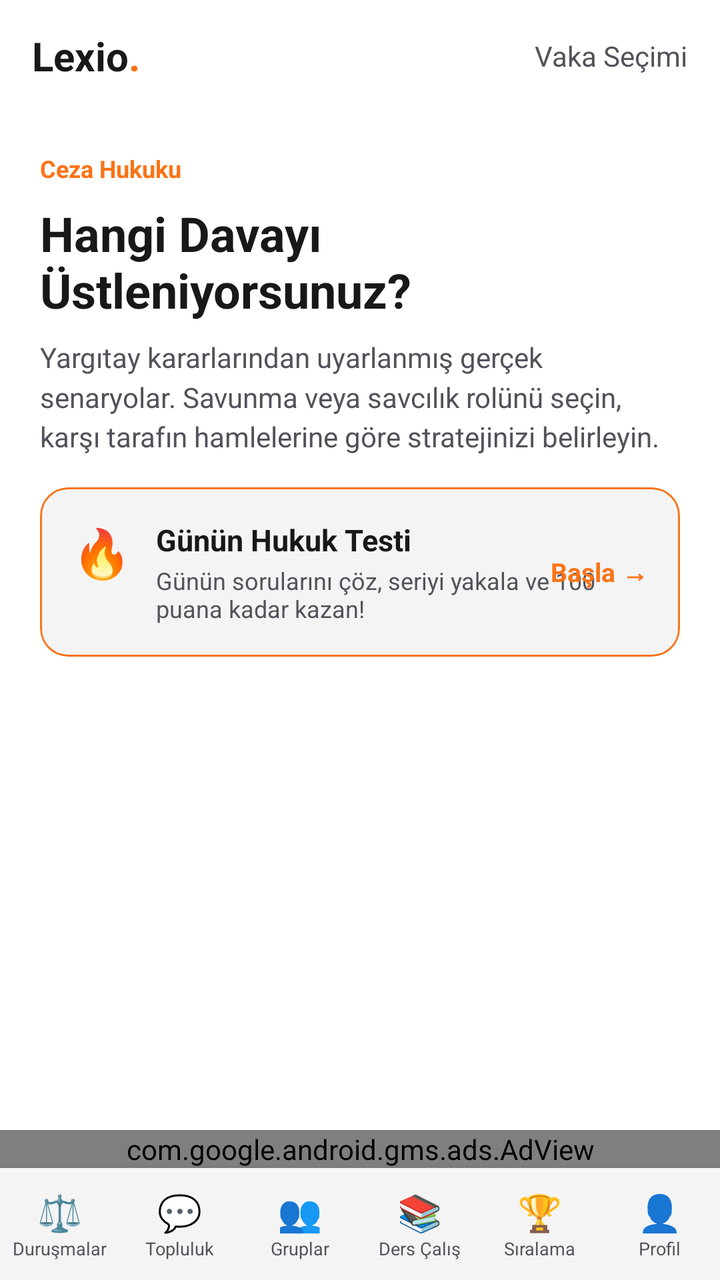
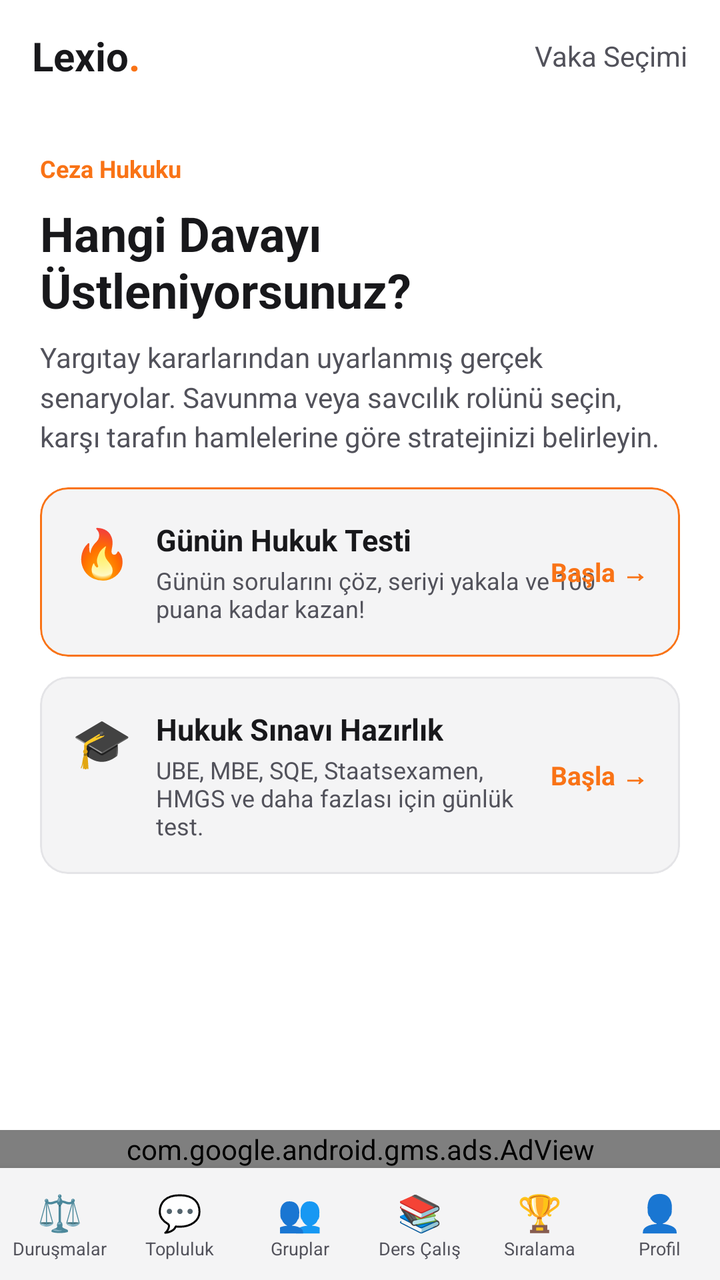

An Android layout rendered at two revisions. The XML below is the earlier revision; the diff shows what the commit changed to produce the second picture.
<!-- AndroidManifest.xml: application theme Theme.Lexio -->
<!-- res/layout/layout_case_list.xml -->
<?xml version="1.0" encoding="utf-8"?>
<LinearLayout xmlns:android="http://schemas.android.com/apk/res/android"
    xmlns:app="http://schemas.android.com/apk/res-auto"
    android:layout_width="match_parent"
    android:layout_height="match_parent"
    android:orientation="vertical"
    android:background="@color/bg_dark">

    
    <RelativeLayout
        android:layout_width="match_parent"
        android:layout_height="56dp"
        android:paddingHorizontal="16dp"
        android:background="@color/bg_dark">

        <TextView
            android:id="@+id/logoText"
            android:layout_width="wrap_content"
            android:layout_height="wrap_content"
            android:layout_centerVertical="true"
            android:text="Lexio"
            android:textColor="@color/text_primary"
            android:textSize="20sp"
            android:textStyle="bold" />

        <TextView
            android:layout_width="wrap_content"
            android:layout_height="wrap_content"
            android:layout_toEndOf="@id/logoText"
            android:layout_centerVertical="true"
            android:text="."
            android:textColor="@color/accent_primary"
            android:textSize="20sp"
            android:textStyle="bold" />

        <TextView
            android:layout_width="wrap_content"
            android:layout_height="wrap_content"
            android:layout_alignParentEnd="true"
            android:layout_centerVertical="true"
            android:text="@string/case_list_header_label"
            android:textColor="@color/text_secondary"
            android:textSize="14sp" />
    </RelativeLayout>

    
    <LinearLayout
        android:layout_width="match_parent"
        android:layout_height="wrap_content"
        android:orientation="vertical"
        android:padding="20dp">

        <TextView
            android:layout_width="wrap_content"
            android:layout_height="wrap_content"
            android:text="@string/case_list_eyebrow"
            android:textColor="@color/accent_primary"
            android:textSize="12sp"
            android:textStyle="bold" />

        <TextView
            android:layout_width="wrap_content"
            android:layout_height="wrap_content"
            android:layout_marginTop="8dp"
            android:text="@string/case_list_heading"
            android:textColor="@color/text_primary"
            android:textSize="24sp"
            android:textStyle="bold" />

        <TextView
            android:layout_width="wrap_content"
            android:layout_height="wrap_content"
            android:layout_marginTop="8dp"
            android:text="@string/case_list_subheading"
            android:textColor="@color/text_secondary"
            android:textSize="14sp"
            android:lineSpacingMultiplier="1.2" />

        
        <com.google.android.material.card.MaterialCardView
            android:id="@+id/cvDailyQuizBanner"
            android:layout_width="match_parent"
            android:layout_height="wrap_content"
            android:layout_marginTop="16dp"
            app:cardBackgroundColor="@color/card_bg"
            app:cardCornerRadius="14dp"
            app:strokeColor="@color/accent_primary"
            app:strokeWidth="1dp"
            android:clickable="true"
            android:focusable="true"
            android:foreground="?android:attr/selectableItemBackground">

            <RelativeLayout
                android:layout_width="match_parent"
                android:layout_height="wrap_content"
                android:padding="16dp">

                <TextView
                    android:id="@+id/tvDailyQuizIcon"
                    android:layout_width="wrap_content"
                    android:layout_height="wrap_content"
                    android:text="🔥"
                    android:textSize="24sp" />

                <TextView
                    android:id="@+id/tvDailyQuizTitle"
                    android:layout_width="wrap_content"
                    android:layout_height="wrap_content"
                    android:layout_toEndOf="@id/tvDailyQuizIcon"
                    android:layout_marginStart="12dp"
                    android:text="@string/daily_quiz_banner_title"
                    android:textColor="@color/text_primary"
                    android:textSize="15sp"
                    android:textStyle="bold" />

                <TextView
                    android:layout_width="wrap_content"
                    android:layout_height="wrap_content"
                    android:layout_below="@id/tvDailyQuizTitle"
                    android:layout_toEndOf="@id/tvDailyQuizIcon"
                    android:layout_marginStart="12dp"
                    android:layout_marginTop="2dp"
                    android:text="@string/daily_quiz_banner_subtitle"
                    android:textColor="@color/text_secondary"
                    android:textSize="12sp" />

                <TextView
                    android:layout_width="wrap_content"
                    android:layout_height="wrap_content"
                    android:layout_alignParentEnd="true"
                    android:layout_centerVertical="true"
                    android:text="@string/daily_quiz_banner_cta"
                    android:textColor="@color/accent_primary"
                    android:textSize="13sp"
                    android:textStyle="bold" />
            </RelativeLayout>
        </com.google.android.material.card.MaterialCardView>
    </LinearLayout>

    
    <androidx.recyclerview.widget.RecyclerView
        android:id="@+id/rvCases"
        android:layout_width="match_parent"
        android:layout_height="0dp"
        android:layout_weight="1"
        android:clipToPadding="false"
        android:paddingHorizontal="16dp"
        android:paddingBottom="24dp" />

    <TextView
        android:id="@+id/tvEmptyState"
        android:layout_width="match_parent"
        android:layout_height="wrap_content"
        android:gravity="center"
        android:padding="32dp"
        android:textColor="@color/text_secondary"
        android:textSize="14sp"
        android:visibility="gone" />


    
    <com.google.android.gms.ads.AdView
        android:id="@+id/adView"
        android:layout_width="match_parent"
        android:layout_height="wrap_content"
        android:layout_gravity="center"
        app:adSize="BANNER"
        app:adUnitId="ca-app-pub-4674211063760769/4886149685" />

    
    <include layout="@layout/nav_bottom" />
</LinearLayout>
<!-- res/layout/nav_bottom.xml (included above) -->
<?xml version="1.0" encoding="utf-8"?>
<LinearLayout xmlns:android="http://schemas.android.com/apk/res/android"
    android:id="@+id/bottomNavigationContainer"
    android:layout_width="match_parent"
    android:layout_height="56dp"
    android:orientation="horizontal"
    android:background="@color/card_bg"
    android:elevation="8dp">

    <LinearLayout
        android:id="@+id/navCases"
        android:layout_width="0dp"
        android:layout_height="match_parent"
        android:layout_weight="1"
        android:orientation="vertical"
        android:gravity="center"
        android:clickable="true"
        android:focusable="true">
        <TextView
            android:layout_width="wrap_content"
            android:layout_height="wrap_content"
            android:text="⚖️"
            android:textSize="18sp" />
        <TextView
            android:layout_width="wrap_content"
            android:layout_height="wrap_content"
            android:text="@string/nav_cases"
            android:textColor="@color/text_secondary"
            android:textSize="9sp" />
    </LinearLayout>

    <LinearLayout
        android:id="@+id/navFeed"
        android:layout_width="0dp"
        android:layout_height="match_parent"
        android:layout_weight="1"
        android:orientation="vertical"
        android:gravity="center"
        android:clickable="true"
        android:focusable="true">
        <TextView
            android:layout_width="wrap_content"
            android:layout_height="wrap_content"
            android:text="💬"
            android:textSize="18sp" />
        <TextView
            android:layout_width="wrap_content"
            android:layout_height="wrap_content"
            android:text="@string/nav_feed"
            android:textColor="@color/text_secondary"
            android:textSize="9sp" />
    </LinearLayout>

    <LinearLayout
        android:id="@+id/navWorkspace"
        android:layout_width="0dp"
        android:layout_height="match_parent"
        android:layout_weight="1"
        android:orientation="vertical"
        android:gravity="center"
        android:clickable="true"
        android:focusable="true">
        <TextView
            android:layout_width="wrap_content"
            android:layout_height="wrap_content"
            android:text="👥"
            android:textSize="18sp" />
        <TextView
            android:layout_width="wrap_content"
            android:layout_height="wrap_content"
            android:text="@string/nav_workspace"
            android:textColor="@color/text_secondary"
            android:textSize="9sp" />
    </LinearLayout>

    <LinearLayout
        android:id="@+id/navStudy"
        android:layout_width="0dp"
        android:layout_height="match_parent"
        android:layout_weight="1"
        android:orientation="vertical"
        android:gravity="center"
        android:clickable="true"
        android:focusable="true">
        <TextView
            android:layout_width="wrap_content"
            android:layout_height="wrap_content"
            android:text="📚"
            android:textSize="18sp" />
        <TextView
            android:layout_width="wrap_content"
            android:layout_height="wrap_content"
            android:text="@string/nav_study"
            android:textColor="@color/text_secondary"
            android:textSize="9sp" />
    </LinearLayout>

    <LinearLayout
        android:id="@+id/navLeaderboard"
        android:layout_width="0dp"
        android:layout_height="match_parent"
        android:layout_weight="1"
        android:orientation="vertical"
        android:gravity="center"
        android:clickable="true"
        android:focusable="true">
        <TextView
            android:layout_width="wrap_content"
            android:layout_height="wrap_content"
            android:text="🏆"
            android:textSize="18sp" />
        <TextView
            android:layout_width="wrap_content"
            android:layout_height="wrap_content"
            android:text="@string/nav_leaderboard"
            android:textColor="@color/text_secondary"
            android:textSize="9sp" />
    </LinearLayout>
    <LinearLayout
        android:id="@+id/navProfile"
        android:layout_width="0dp"
        android:layout_height="match_parent"
        android:layout_weight="1"
        android:orientation="vertical"
        android:gravity="center"
        android:clickable="true"
        android:focusable="true">
        <TextView
            android:layout_width="wrap_content"
            android:layout_height="wrap_content"
            android:text="👤"
            android:textSize="18sp" />
        <TextView
            android:layout_width="wrap_content"
            android:layout_height="wrap_content"
            android:text="@string/nav_profile"
            android:textColor="@color/text_secondary"
            android:textSize="9sp" />
    </LinearLayout>
</LinearLayout>
<!-- resources referenced by this layout -->
<resources>
  <color name="accent_primary">#f97316</color>
  <color name="bg_dark">#ffffff</color>
  <color name="card_bg">#f4f4f5</color>
  <color name="text_primary">#18181b</color>
  <color name="text_secondary">#52525b</color>
  <string name="case_list_eyebrow">Ceza Hukuku</string>
  <string name="case_list_header_label">Vaka Seçimi</string>
  <string name="case_list_heading">Hangi Davayı Üstleniyorsunuz?</string>
  <string name="case_list_subheading">Yargıtay kararlarından uyarlanmış gerçek senaryolar. Savunma veya savcılık rolünü seçin, karşı tarafın hamlelerine göre stratejinizi belirleyin.</string>
  <string name="daily_quiz_banner_cta">Başla →</string>
  <string name="daily_quiz_banner_subtitle">Günün sorularını çöz, seriyi yakala ve 100 puana kadar kazan!</string>
  <string name="daily_quiz_banner_title">Günün Hukuk Testi</string>
  <string name="nav_cases">Duruşmalar</string>
  <string name="nav_feed">Topluluk</string>
  <string name="nav_leaderboard">Sıralama</string>
  <string name="nav_profile">Profil</string>
  <string name="nav_study">Ders Çalış</string>
  <string name="nav_workspace">Gruplar</string>
  <style name="Theme.Lexio" parent="Theme.Material3.DayNight.NoActionBar">
          <item name="android:windowBackground">@color/bg_dark</item>
          <item name="android:statusBarColor">@color/bg_dark</item>
          <item name="android:navigationBarColor">@color/bg_dark</item>
          <item name="android:windowLightStatusBar">true</item>
          <item name="android:windowLightNavigationBar">true</item>
          <item name="colorPrimary">@color/accent_primary</item>
          <item name="colorSecondary">@color/accent_secondary</item>
      </style>
  <color name="accent_secondary">#ea580c</color>
</resources>

<!-- the commit's change to res/layout/layout_case_list.xml (unified diff, before → after) -->
@@ -125,6 +125,69 @@
                     android:textSize="12sp" />
 
                 <TextView
+                    android:layout_width="wrap_content"
+                    android:layout_height="wrap_content"
+                    android:layout_alignParentEnd="true"
+                    android:layout_centerVertical="true"
+                    android:text="@string/daily_quiz_banner_cta"
+                    android:textColor="@color/accent_primary"
+                    android:textSize="13sp"
+                    android:textStyle="bold" />
+            </RelativeLayout>
+        </com.google.android.material.card.MaterialCardView>
+
+        
+        <com.google.android.material.card.MaterialCardView
+            android:id="@+id/cvExamBanner"
+            android:layout_width="match_parent"
+            android:layout_height="wrap_content"
+            android:layout_marginTop="10dp"
+            app:cardBackgroundColor="@color/card_bg"
+            app:cardCornerRadius="14dp"
+            app:strokeColor="@color/card_border"
+            app:strokeWidth="1dp"
+            android:clickable="true"
+            android:focusable="true"
+            android:foreground="?android:attr/selectableItemBackground">
+
+            <RelativeLayout
+                android:layout_width="match_parent"
+                android:layout_height="wrap_content"
+                android:padding="16dp">
+
+                <TextView
+                    android:id="@+id/tvExamBannerIcon"
+                    android:layout_width="wrap_content"
+                    android:layout_height="wrap_content"
+                    android:text="🎓"
+                    android:textSize="24sp" />
+
+                <TextView
+                    android:id="@+id/tvExamBannerTitle"
+                    android:layout_width="wrap_content"
+                    android:layout_height="wrap_content"
+                    android:layout_toEndOf="@id/tvExamBannerIcon"
+                    android:layout_marginStart="12dp"
+                    android:text="@string/exam_banner_title"
+                    android:textColor="@color/text_primary"
+                    android:textSize="15sp"
+                    android:textStyle="bold" />
+
+                <TextView
+                    android:layout_width="wrap_content"
+                    android:layout_height="wrap_content"
+                    android:layout_below="@id/tvExamBannerTitle"
+                    android:layout_toEndOf="@id/tvExamBannerIcon"
+                    android:layout_toStartOf="@+id/tvExamBannerCta"
+                    android:layout_marginStart="12dp"
+                    android:layout_marginEnd="8dp"
+                    android:layout_marginTop="2dp"
+                    android:text="@string/exam_banner_subtitle"
+                    android:textColor="@color/text_secondary"
+                    android:textSize="12sp" />
+
+                <TextView
+                    android:id="@+id/tvExamBannerCta"
                     android:layout_width="wrap_content"
                     android:layout_height="wrap_content"
                     android:layout_alignParentEnd="true"
<!-- resource entries referenced after the edit -->
@@ -3,6 +3,7 @@
   <color name="accent_primary">#f97316</color>
   <color name="bg_dark">#ffffff</color>
   <color name="card_bg">#f4f4f5</color>
+  <color name="card_border">#e4e4e7</color>
   <color name="text_primary">#18181b</color>
   <color name="text_secondary">#52525b</color>
   <string name="case_list_eyebrow">Ceza Hukuku</string>
@@ -12,6 +13,8 @@
   <string name="daily_quiz_banner_cta">Başla →</string>
   <string name="daily_quiz_banner_subtitle">Günün sorularını çöz, seriyi yakala ve 100 puana kadar kazan!</string>
   <string name="daily_quiz_banner_title">Günün Hukuk Testi</string>
+  <string name="exam_banner_subtitle">UBE, MBE, SQE, Staatsexamen, HMGS ve daha fazlası için günlük test.</string>
+  <string name="exam_banner_title">Hukuk Sınavı Hazırlık</string>
   <string name="nav_cases">Duruşmalar</string>
   <string name="nav_feed">Topluluk</string>
   <string name="nav_leaderboard">Sıralama</string>
